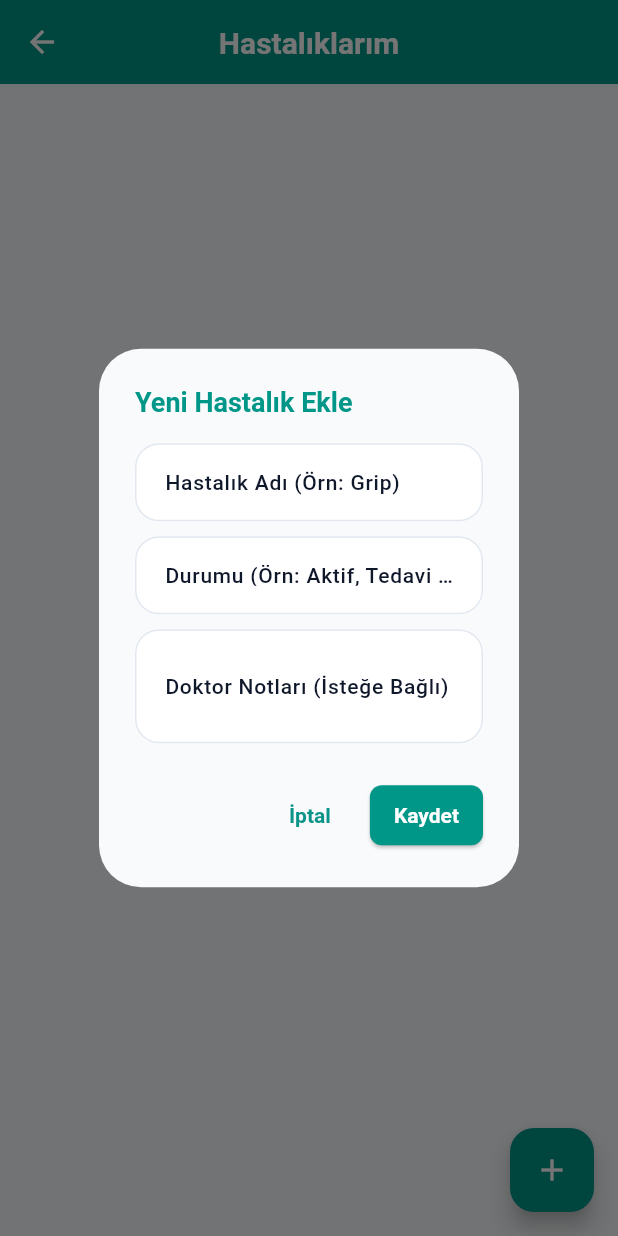
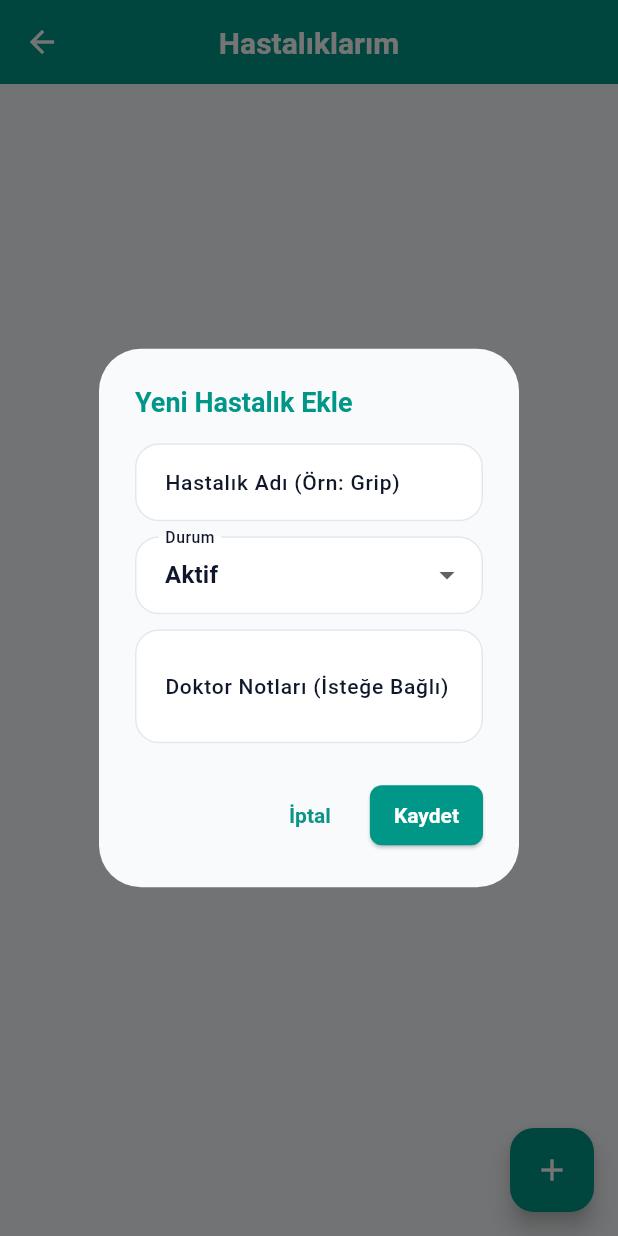
Before and after one commit to CEPTE-SAGLIK/frontend-ceptesaglik, a Flutter app: the IllnessesScreen screen opened by its route, after a tap on the "add" icon, on a phone screen of 412 x 824 dp. Run offline on Flutter 3.47's test engine with Material 3 defaults, Android fonts, the phone set to English and light mode, and no system bars; our stand-ins replace geolocator, google_maps_flutter, shared_preferences, speech_to_text, table_calendar; accounts and stored records are empty; network calls fail.

Commit message:
Hastalık sekmesi durum güncellemesi

```diff
--- /dev/null
+++ b/lib/data/repository/illness_repository.dart
@@ -0,0 +1,61 @@
+import 'package:health_asistants/core/network/api_client.dart';
+import 'package:health_asistants/data/model/illness.dart';
+import 'package:health_asistants/data/repository/base_repository.dart';
+import 'package:health_asistants/data/repository/user_repository.dart';
+
+class IllnessRepository extends BaseRepository {
+  final UserRepository _userRepository;
+  String? _personId;
+
+  IllnessRepository({
+    required ApiClient apiClient,
+    required UserRepository userRepository,
+  })  : _userRepository = userRepository,
+        super(apiClient: apiClient);
+
+  Future<void> _ensurePersonId() async {
+    if (_personId != null) return;
+    final result = await _userRepository.getCurrentPerson();
+    if (result.isSuccess && result.data != null) {
+      _personId = result.data!.id;
+    }
+  }
+
+  Future<Result<List<Illness>>> getIllnesses() async {
+    await _ensurePersonId();
+    if (_personId == null) return Result.failure('Profil bilgisi alınamadı');
+
+    final response = await apiClient.get<List<Illness>>(
+      ApiEndpoints.illnessesByPerson(_personId!),
+      fromJson: (data) =>
+          (data as List).map((e) => Illness.fromJson(e)).toList(),
+    );
+
+    if (response.isSuccess) return Result.success(response.data ?? []);
+    return Result.failure(response.errorMessage ?? 'Hastalıklar alınamadı');
+  }
+
+  Future<Result<bool>> addIllness(
+      String name, String status, String? doctorNotes) async {
+    await _ensurePersonId();
+    if (_personId == null) return Result.failure('Profil bilgisi alınamadı');
+
+    final body = {
+      'personId': _personId,
+      'name': name,
+      'diagnosisDate': DateTime.now().toIso8601String(),
+      'status': status,
+      'doctorNotes': doctorNotes,
+    };
+
+    final response = await apiClient.post(ApiEndpoints.addIllness, body: body);
+    if (response.isSuccess) return Result.success(true);
+    return Result.failure(response.errorMessage ?? 'Eklenemedi');
+  }
+
+  Future<Result<bool>> deleteIllness(String id) async {
+    final response = await apiClient.delete(ApiEndpoints.illness(id));
+    if (response.isSuccess) return Result.success(true);
+    return Result.failure(response.errorMessage ?? 'Silinemedi');
+  }
+}
--- a/lib/presentation/illness/view/illnesses_screen.dart
+++ b/lib/presentation/illness/view/illnesses_screen.dart
@@ -1,6 +1,29 @@
 import 'package:flutter/material.dart';
 import 'package:provider/provider.dart';
+import 'package:health_asistants/data/model/illness.dart';
 import 'package:health_asistants/presentation/illness/viewmodel/illness_viewmodel.dart';
+
+String _statusLabel(IllnessStatus status) {
+  switch (status) {
+    case IllnessStatus.active:
+      return 'Aktif';
+    case IllnessStatus.recovered:
+      return 'İyileşti';
+    case IllnessStatus.monitoring:
+      return 'Takipte';
+  }
+}
+
+Color _statusColor(IllnessStatus status) {
+  switch (status) {
+    case IllnessStatus.active:
+      return Colors.red;
+    case IllnessStatus.recovered:
+      return Colors.green;
+    case IllnessStatus.monitoring:
+      return Colors.orange;
+  }
+}
 
 class IllnessesScreen extends StatefulWidget {
   const IllnessesScreen({super.key});
@@ -56,15 +79,17 @@ class _IllnessesScreenState extends State<IllnessesScreen> {
     );
   }
 
-  // --- 2. EKLEME PENCERESİ (ESKİSİYLE AYNI) ---
+  // --- 2. EKLEME PENCERESİ ---
   void _showAddIllnessDialog(BuildContext context) {
     final nameController = TextEditingController();
-    final statusController = TextEditingController();
     final notesController = TextEditingController();
+    IllnessStatus selectedStatus = IllnessStatus.active;
 
     showDialog(
       context: context,
-      builder: (context) {
+      builder: (dialogContext) {
+        return StatefulBuilder(
+          builder: (dialogContext, setDialogState) {
             return AlertDialog(
               title: const Text(
                 'Yeni Hastalık Ekle',
@@ -82,12 +107,21 @@ class _IllnessesScreenState extends State<IllnessesScreen> {
                       ),
                     ),
                     const SizedBox(height: 10),
-                TextField(
-                  controller: statusController,
+                    DropdownButtonFormField<IllnessStatus>(
+                      initialValue: selectedStatus,
                       decoration: const InputDecoration(
-                    labelText: 'Durumu (Örn: Aktif, Tedavi Edildi)',
+                        labelText: 'Durum',
                         border: OutlineInputBorder(),
                       ),
+                      items: IllnessStatus.values
+                          .map((s) => DropdownMenuItem(
+                                value: s,
+                                child: Text(_statusLabel(s)),
+                              ))
+                          .toList(),
+                      onChanged: (v) {
+                        if (v != null) selectedStatus = v;
+                      },
                     ),
                     const SizedBox(height: 10),
                     TextField(
@@ -103,24 +137,23 @@ class _IllnessesScreenState extends State<IllnessesScreen> {
               ),
               actions: [
                 TextButton(
-              onPressed: () => Navigator.pop(context),
+                  onPressed: () => Navigator.pop(dialogContext),
                   child: const Text('İptal'),
                 ),
                 ElevatedButton(
                   style: ElevatedButton.styleFrom(backgroundColor: Colors.teal),
                   onPressed: () async {
-                if (nameController.text.isNotEmpty &&
-                    statusController.text.isNotEmpty) {
+                    if (nameController.text.isNotEmpty) {
                       final success = await context
                           .read<IllnessViewModel>()
                           .addIllness(
                             nameController.text,
-                        statusController.text,
+                            selectedStatus.name,
                             notesController.text.isEmpty
                                 ? null
                                 : notesController.text,
                           );
-                  if (success && context.mounted) Navigator.pop(context);
+                      if (success && context.mounted) Navigator.pop(dialogContext);
                     }
                   },
                   child: const Text(
@@ -129,6 +162,8 @@ class _IllnessesScreenState extends State<IllnessesScreen> {
                   ),
                 ),
               ],
+            );
+          },
         );
       },
     );
@@ -175,8 +210,33 @@ class _IllnessesScreenState extends State<IllnessesScreen> {
                     illness.name,
                     style: const TextStyle(fontWeight: FontWeight.bold),
                   ),
-                  subtitle: Text(
-                    'Not: ${illness.doctorNotes ?? "Belirtilmedi"}',
+                  subtitle: Column(
+                    crossAxisAlignment: CrossAxisAlignment.start,
+                    children: [
+                      Row(
+                        children: [
+                          const Text('Durum: ', style: TextStyle(fontWeight: FontWeight.w500)),
+                          Container(
+                            padding: const EdgeInsets.symmetric(horizontal: 6, vertical: 2),
+                            decoration: BoxDecoration(
+                              color: _statusColor(illness.status).withValues(alpha: 0.15),
+                              borderRadius: BorderRadius.circular(8),
+                            ),
+                            child: Text(
+                              _statusLabel(illness.status),
+                              style: TextStyle(
+                                color: _statusColor(illness.status),
+                                fontWeight: FontWeight.w600,
+                                fontSize: 12,
+                              ),
+                            ),
+                          ),
+                        ],
+                      ),
+                      if (illness.doctorNotes != null)
+                        Text('Not: ${illness.doctorNotes}',
+                            style: const TextStyle(color: Colors.grey, fontSize: 12)),
+                    ],
                   ),
 
                   // --- BURAYI DEĞİŞTİRDİK: HEM TARİH HEM SİLME BUTONU ---
--- a/lib/presentation/illness/viewmodel/illness_viewmodel.dart
+++ b/lib/presentation/illness/viewmodel/illness_viewmodel.dart
@@ -1,97 +1,57 @@
 import 'package:flutter/material.dart';
 import 'package:health_asistants/data/model/illness.dart';
-import 'package:health_asistants/core/network/api_client.dart';
-import 'package:health_asistants/data/repository/user_repository.dart';
+import 'package:health_asistants/data/repository/illness_repository.dart';
 
 class IllnessViewModel extends ChangeNotifier {
-  final ApiClient _apiClient;
-  final UserRepository _userRepository;
+  final IllnessRepository _repository;
 
   List<Illness> _illnesses = [];
   bool _isLoading = false;
   String? _errorMessage;
-  String? _personId;
 
-  IllnessViewModel({
-    required ApiClient apiClient,
-    required UserRepository userRepository,
-  })  : _apiClient = apiClient,
-        _userRepository = userRepository;
+  IllnessViewModel({required IllnessRepository repository})
+      : _repository = repository;
 
   List<Illness> get illnesses => _illnesses;
   bool get isLoading => _isLoading;
   String? get errorMessage => _errorMessage;
-
-  Future<void> _ensurePersonId() async {
-    if (_personId != null) return;
-    final result = await _userRepository.getCurrentPerson();
-    if (result.isSuccess && result.data != null) {
-      _personId = result.data!.id;
-    }
-  }
 
   Future<void> fetchIllnesses() async {
     _isLoading = true;
     _errorMessage = null;
     notifyListeners();
 
-    await _ensurePersonId();
-    if (_personId == null) {
-      _isLoading = false;
-      _errorMessage = 'Profil bilgisi alınamadı';
-      notifyListeners();
-      return;
-    }
-
-    final response = await _apiClient.get<List<Illness>>(
-      ApiEndpoints.illnessesByPerson(_personId!),
-      fromJson: (data) =>
-          (data as List).map((e) => Illness.fromJson(e)).toList(),
-    );
-
-    if (response.isSuccess) {
-      _illnesses = response.data ?? [];
+    final result = await _repository.getIllnesses();
+    if (result.isSuccess) {
+      _illnesses = result.data ?? [];
     } else {
-      _errorMessage = response.errorMessage;
+      _errorMessage = result.error;
     }
 
     _isLoading = false;
     notifyListeners();
   }
 
-  Future<bool> addIllness(String name, String status, String? doctorNotes) async {
-    await _ensurePersonId();
-    if (_personId == null) return false;
-
-    final body = {
-      'personId': _personId,
-      'name': name,
-      'diagnosisDate': DateTime.now().toIso8601String(),
-      'status': status,
-      'doctorNotes': doctorNotes,
-    };
-
-    final response = await _apiClient.post(ApiEndpoints.addIllness, body: body);
-
-    if (response.isSuccess) {
+  Future<bool> addIllness(
+      String name, String status, String? doctorNotes) async {
+    final result = await _repository.addIllness(name, status, doctorNotes);
+    if (result.isSuccess) {
       await fetchIllnesses();
       return true;
     }
-    _errorMessage = response.errorMessage;
+    _errorMessage = result.error;
     notifyListeners();
     return false;
   }
 
-  Future<bool> deleteIllness(dynamic id) async {
-    final response =
-        await _apiClient.delete(ApiEndpoints.illness(id.toString()));
-
-    if (response.isSuccess) {
+  Future<bool> deleteIllness(String id) async {
+    final result = await _repository.deleteIllness(id);
+    if (result.isSuccess) {
       _illnesses.removeWhere((e) => e.id == id);
       notifyListeners();
       return true;
     }
-    _errorMessage = response.errorMessage;
+    _errorMessage = result.error;
     notifyListeners();
     return false;
   }
```
Also changed, not shown: lib/main.dart (+11 -4 lines). Lines whose indentation alone changed are shown as unchanged.
